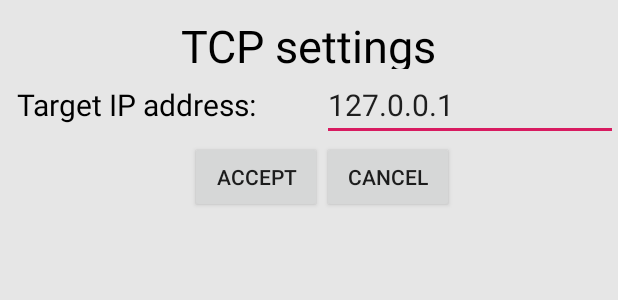
After one commit to KVGrygoriev/AndroidTransportInvestigator, an Android app: the layout tcp_popup.xml on its own in the app's theme, with its tools: preview values and no code run, on a phone screen of 412 x 824 dp. The commit adds this screen. Shown: the top 300 px of the screen. Run offline under Robolectric (Android 15) with nearby library versions, the phone set to English and light mode, and no system bars.

Commit message:
Implemented TCP settings activity

```diff
--- a/app/src/main/AndroidManifest.xml
+++ b/app/src/main/AndroidManifest.xml
@@ -22,6 +22,9 @@
 
                 <category android:name="android.intent.category.LAUNCHER" />
             </intent-filter>
+        </activity>
+        <activity android:name=".TcpPopupActivity"
+            android:theme="@style/AppTheme.CustomTheme">
         </activity>
         <activity
             android:name="com.smartdevicelink.transport.USBAccessoryAttachmentActivity"
--- /dev/null
+++ b/app/src/main/res/layout/tcp_popup.xml
@@ -0,0 +1,64 @@
+<?xml version="1.0" encoding="utf-8"?>
+<RelativeLayout xmlns:android="http://schemas.android.com/apk/res/android"
+    xmlns:tools="http://schemas.android.com/tools"
+    android:layout_width="match_parent"
+    android:layout_height="match_parent"
+    android:background="@color/colorGray"
+    >
+
+    <EditText
+        android:id="@+id/ipEditor"
+        android:layout_width="197dp"
+        android:layout_height="wrap_content"
+        android:layout_alignBaseline="@+id/lblTargetIpAddress"
+        android:layout_alignParentEnd="true"
+        android:layout_marginEnd="0dp"
+        android:digits="0123456789."
+        android:ems="10"
+        android:inputType="textNoSuggestions|number"
+        android:maxLength="15"
+        android:text="127.0.0.1"
+        android:textSize="20dp" />
+
+    <TextView
+        android:id="@+id/lblTargetIpAddress"
+        android:layout_width="wrap_content"
+        android:layout_height="wrap_content"
+        android:layout_alignParentStart="true"
+        android:layout_alignParentTop="true"
+        android:layout_marginStart="11dp"
+        android:layout_marginTop="56dp"
+        android:text="Target IP address:"
+        android:textColor="@color/colorBlack"
+        android:textSize="20dp" />
+
+    <TextView
+        android:id="@+id/lblTcpSetting"
+        android:layout_width="wrap_content"
+        android:layout_height="36dp"
+        android:layout_alignParentTop="true"
+        android:layout_centerHorizontal="true"
+        android:layout_marginTop="10dp"
+        android:textColor="@color/colorBlack"
+        android:textSize="30dp"
+        android:text="TCP settings" />
+
+    <Button
+        android:id="@+id/btnAcceptTcpSettings"
+        android:layout_width="wrap_content"
+        android:layout_height="wrap_content"
+        android:layout_below="@+id/ipEditor"
+        android:layout_toStartOf="@+id/ipEditor"
+        android:layout_weight="1"
+        android:text="Accept" />
+
+    <Button
+        android:id="@+id/btnCancelTcpSettings"
+        android:layout_width="wrap_content"
+        android:layout_height="wrap_content"
+        android:layout_alignStart="@+id/ipEditor"
+        android:layout_below="@+id/ipEditor"
+        android:layout_weight="1"
+        android:text="Cancel" />
+
+</RelativeLayout>
--- a/app/src/main/res/values/colors.xml
+++ b/app/src/main/res/values/colors.xml
@@ -4,4 +4,5 @@
     <color name="colorPrimaryDark">#00574B</color>
     <color name="colorAccent">#D81B60</color>
     <color name="colorBlack">#000000</color>
+    <color name="colorGray">#e6e6e6</color>
 </resources>
--- a/app/src/main/res/values/styles.xml
+++ b/app/src/main/res/values/styles.xml
@@ -8,4 +8,9 @@
         <item name="colorAccent">@color/colorAccent</item>
     </style>
 
+    <style name="AppTheme.CustomTheme" >
+        <item name="android:windowIsTranslucent">true</item>
+        <item name="android:windowCloseOnTouchOutside">true</item>
+    </style>
+
 </resources>
```
Also changed, not shown: app/src/main/java/just/application/androidtransportinvestigator/MainActivity.java (+50 -4 lines), app/src/main/java/just/application/androidtransportinvestigator/TcpPopupActivity.java (added, +69 -0 lines).
